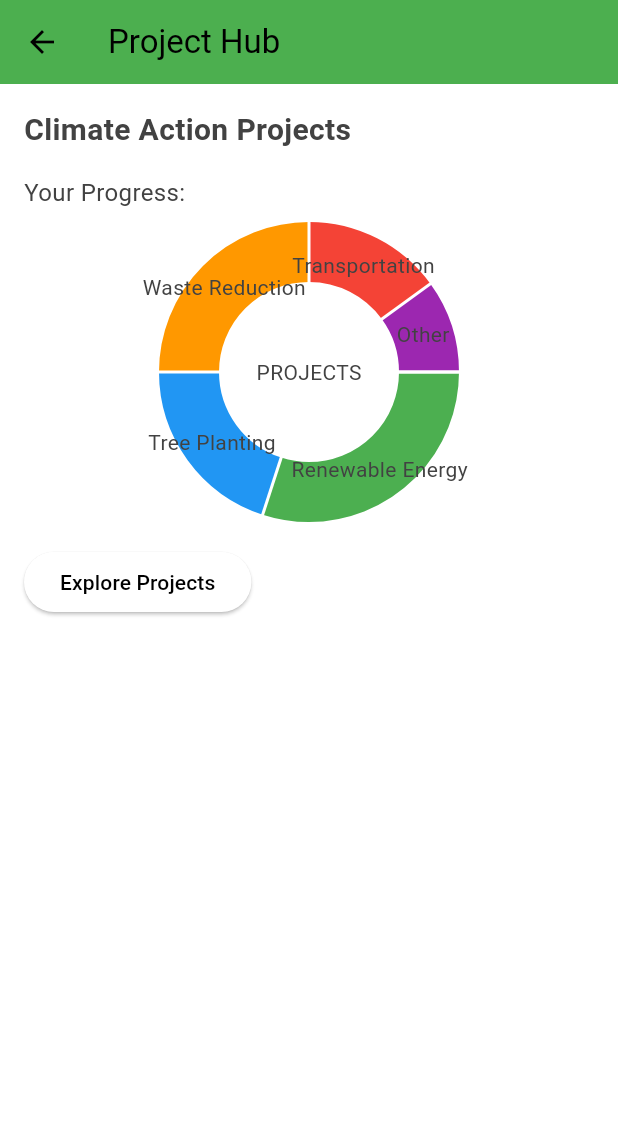
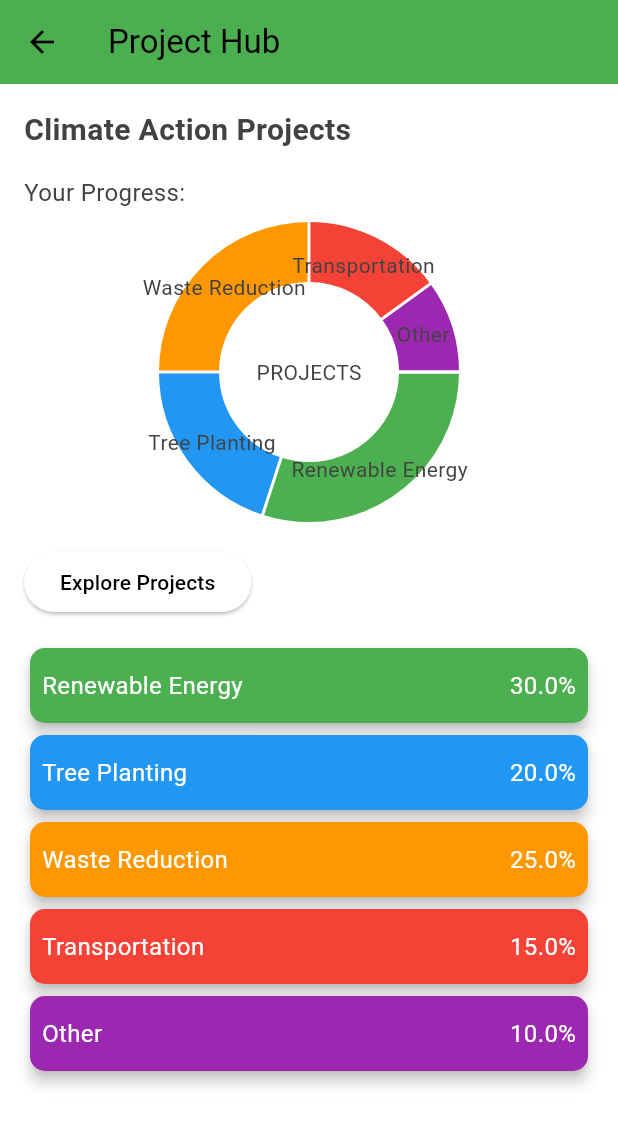
Before and after one commit to GraciousDaniel/green, a Flutter app: the ProjectPage screen opened by its route, on a phone screen of 412 x 824 dp. Shown: the top 1126 px of the screen. Run offline on Flutter 3.47's test engine with Material 3 defaults, Android fonts, the phone set to English and light mode, and no system bars; drawn by our look-alikes of fl_chart; our stand-ins replace cloud_firestore, firebase_auth, firebase_core, google_sign_in; accounts and stored records are empty.

Commit message:
ui update 4

```diff
--- a/lib/screens/projecthubpage.dart
+++ b/lib/screens/projecthubpage.dart
@@ -10,6 +10,34 @@ class ProjectPage extends StatefulWidget {
 }
 
 class _ProjectPageState extends State<ProjectPage> {
+  List<PieChartSectionData> pieChartData = [
+    PieChartSectionData(
+      color: Colors.green,
+      title: 'Renewable Energy',
+      value: 30,
+    ),
+    PieChartSectionData(
+      color: Colors.blue,
+      title: 'Tree Planting',
+      value: 20,
+    ),
+    PieChartSectionData(
+      color: Colors.orange,
+      title: 'Waste Reduction',
+      value: 25,
+    ),
+    PieChartSectionData(
+      color: Colors.red,
+      title: 'Transportation',
+      value: 15,
+    ),
+    PieChartSectionData(
+      color: Colors.purple,
+      title: 'Other',
+      value: 10,
+    ),
+  ];
+
   @override
   Widget build(BuildContext context) {
     return Scaffold(
@@ -42,42 +70,16 @@ class _ProjectPageState extends State<ProjectPage> {
               child: Stack(
                 alignment: Alignment.center,
                 children: [
-                  //title of piechart
+                  // Title of pie chart
                   const Text('PROJECTS'),
 
-                  //piechart
+                  // Pie chart
                   PieChart(
                     swapAnimationDuration: const Duration(milliseconds: 750),
                     swapAnimationCurve: Curves.easeInOutQuint,
-                //piechart
+                    // Pie chart data
                     PieChartData(
-                    sections: [
-                      PieChartSectionData(
-                        color: Colors.green,
-                        title: 'Renewable Energy',
-                        value: 30,
-                      ),
-                      PieChartSectionData(
-                        color: Colors.blue,
-                        title: 'Tree Planting',
-                        value: 20,
-                      ),
-                      PieChartSectionData(
-                        color: Colors.orange,
-                        title: 'Waste Reduction',
-                        value: 25,
-                      ),
-                      PieChartSectionData(
-                        color: Colors.red,
-                        title: 'Transportation',
-                        value: 15,
-                      ),
-                      PieChartSectionData(
-                        color: Colors.purple,
-                        title: 'Other',
-                        value: 10,
-                      ),
-                    ],
+                      sections: pieChartData,
                     ),
                   ),
                 ],
@@ -86,6 +88,7 @@ class _ProjectPageState extends State<ProjectPage> {
 
             const SizedBox(height: 16),
 
+            // Explore Projects button
             ElevatedButton(
               onPressed: () {
                 // Add your logic to navigate to the specific project details page
@@ -98,12 +101,63 @@ class _ProjectPageState extends State<ProjectPage> {
               },
               child: const Text(
                 'Explore Projects',
-              style: TextStyle(color: Colors.black),),
+                style: TextStyle(color: Colors.black),
+              ),
             ),
 
+            const SizedBox(height: 16),
+
+            // Project names and percentages in cards
+            Column(
+              children: pieChartData.map((data) {
+                double percentage = (data.value / 100) * 100; // Calculate percentage
+                return _buildProjectCard(context, data.title, data.color, percentage);
+              }).toList(),
+            ),
           ],
         ),
       ),
     );
   }
+
+  // Function to build project card
+  Widget _buildProjectCard(BuildContext context, String projectName, Color color, double percentage) {
+    return GestureDetector(
+      onTap: () {
+        // Navigate to ProjectDetailsPage when the card is tapped
+        Navigator.push(
+          context,
+          MaterialPageRoute(
+            builder: (context) => const ProjectDetailsPage(),
+          ),
+        );
+      },
+      child: Card(
+        color: color,
+        elevation: 4,
+        shape: RoundedRectangleBorder(
+          borderRadius: BorderRadius.circular(10),
+        ),
+        child: SizedBox(
+          height: 50, // Fixed height for all cards
+          child: Padding(
+            padding: const EdgeInsets.all(8.0),
+            child: Row(
+              mainAxisAlignment: MainAxisAlignment.spaceBetween,
+              children: [
+                Text(
+                  projectName,
+                  style: const TextStyle(color: Colors.white, fontSize: 16),
+                ),
+                Text(
+                  '$percentage%',
+                  style: const TextStyle(color: Colors.white, fontSize: 16),
+                ),
+              ],
+            ),
+          ),
+        ),
+      ),
+    );
   }
+}
```
Also changed, not shown: lib/screens/resourcematerials/article1.dart (added, +41 -0 lines), lib/screens/resourcepage.dart (+17 -8 lines). Lines whose indentation alone changed are shown as unchanged.
